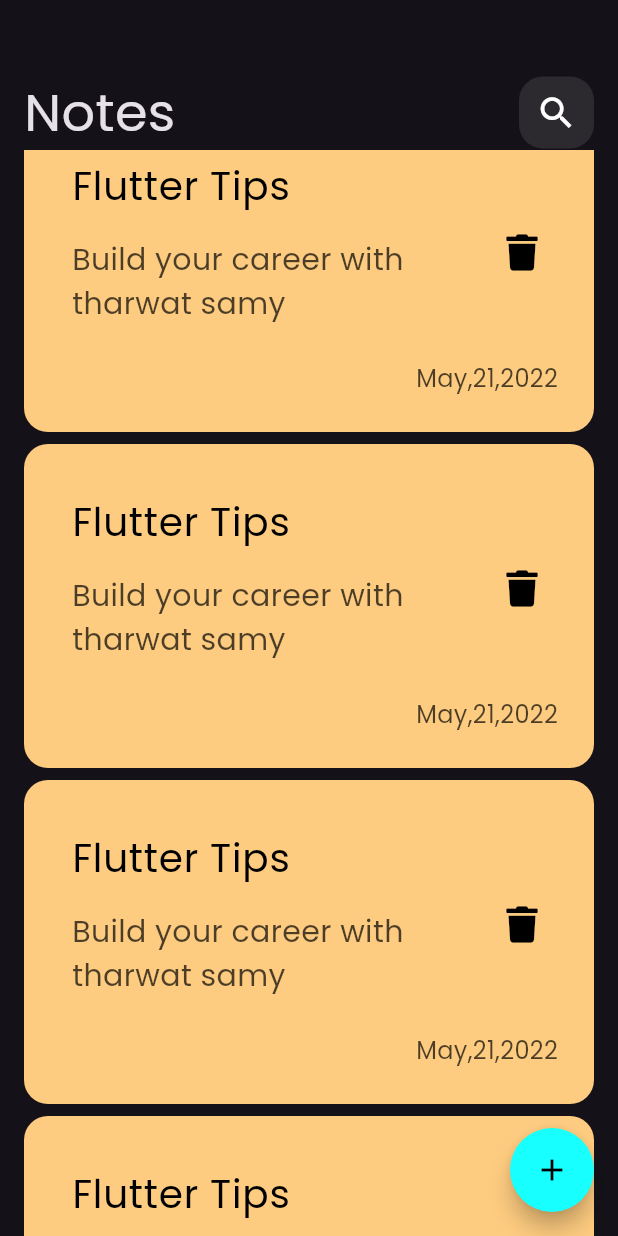
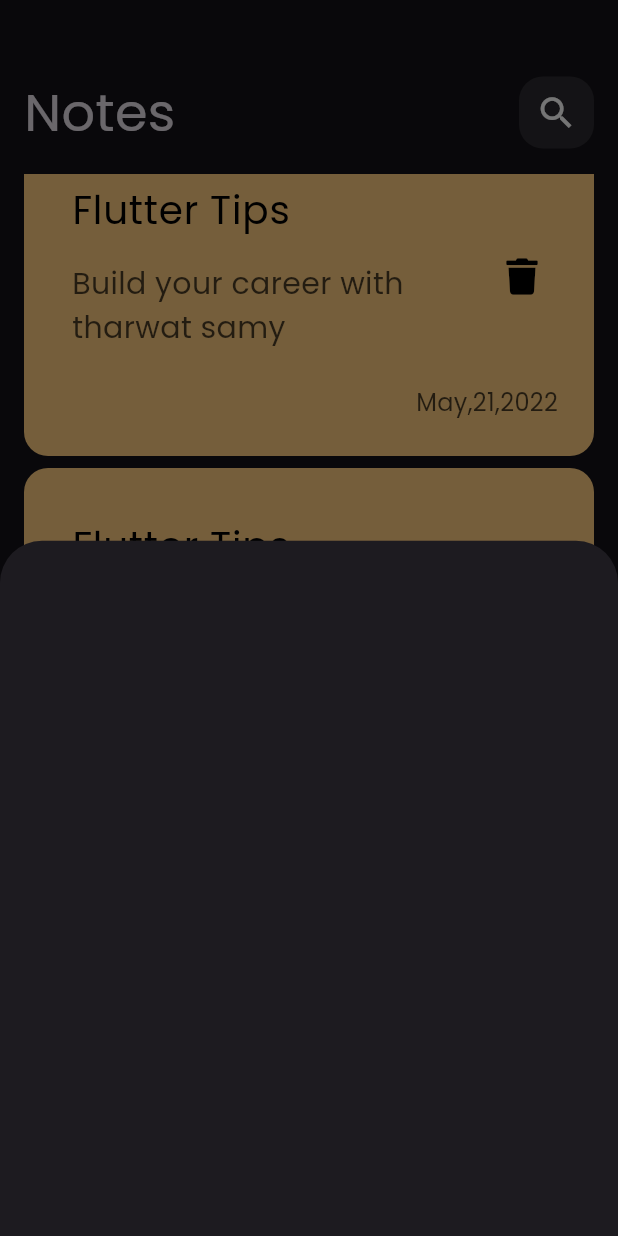
Before and after one commit to lobnanady2002/notes_app, a Flutter app: the screen it shows after launch, scrolled down 1152 dp, after a tap on the "add" icon, on a phone screen of 412 x 824 dp. Run offline on Flutter 3.47's test engine with Material 3 defaults, Android fonts, the phone set to English and light mode, and no system bars; our stand-ins replace font_awesome_flutter.

Commit message:
show modal bottom sheet

```diff
--- a/lib/views/notes_view.dart
+++ b/lib/views/notes_view.dart
@@ -1,4 +1,5 @@
 import 'package:flutter/material.dart';
+import 'package:notes_app/widgets/add_note_bottom_sheet.dart';
 import 'package:notes_app/widgets/custom_view_body.dart';
 
 class NotesView extends StatelessWidget {
@@ -8,7 +9,15 @@ class NotesView extends StatelessWidget {
   Widget build(BuildContext context) {
     return  Scaffold(
       floatingActionButton: FloatingActionButton(
-        onPressed: (){},
+        onPressed: (){
+          showModalBottomSheet(
+              context: context,
+              builder: (context){
+                return AddNoteBottomSheet();
+              });
+
+
+        },
         backgroundColor: Colors.cyanAccent,
         shape: const CircleBorder(),
         child: const Icon(Icons.add,color: Colors.black,),
--- /dev/null
+++ b/lib/widgets/add_note_bottom_sheet.dart
@@ -0,0 +1,9 @@
+import 'package:flutter/material.dart';
+class AddNoteBottomSheet extends StatelessWidget {
+  const AddNoteBottomSheet({super.key});
+
+  @override
+  Widget build(BuildContext context) {
+    return Container();
+  }
+}
--- a/lib/widgets/notes_list_view.dart
+++ b/lib/widgets/notes_list_view.dart
@@ -6,12 +6,16 @@ class NotesListView extends StatelessWidget {
 
   @override
   Widget build(BuildContext context) {
-    return ListView.builder(
-        itemBuilder: (context,index){
-          return Padding(
-            padding: const EdgeInsets.symmetric(vertical: 4),
-            child: CustomNoteItem(),
-          );
-        });
+    return Padding(
+      padding: const EdgeInsets.symmetric(vertical: 16),
+      child: ListView.builder(
+        padding: EdgeInsets.zero,
+          itemBuilder: (context,index){
+            return Padding(
+              padding: const EdgeInsets.symmetric(vertical: 4),
+              child: CustomNoteItem(),
+            );
+          }),
+    );
   }
 }
```
